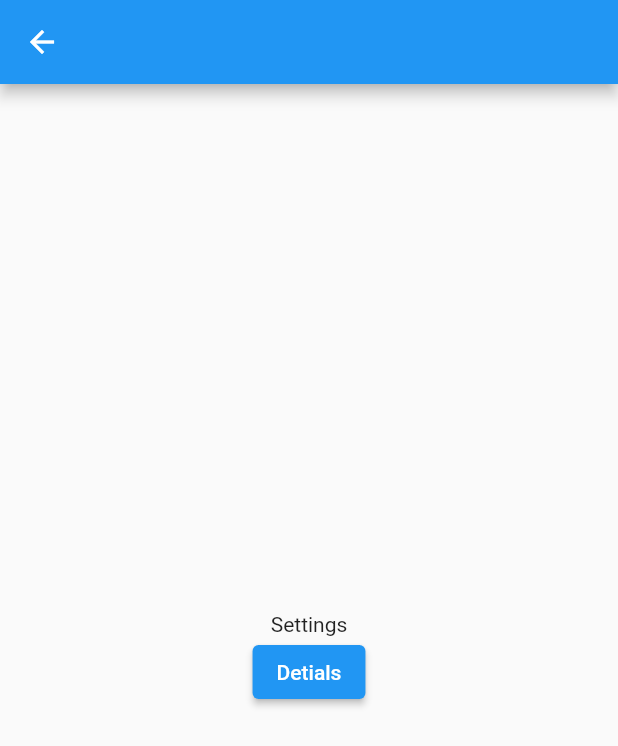
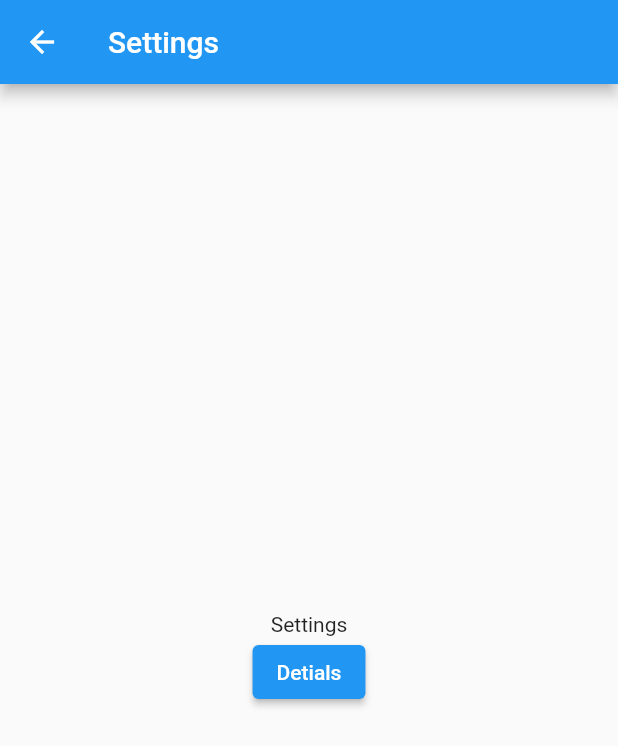
Before and after one commit to kaushalkdev/flutter_navigator_2.0, a Flutter app: the SettingsPage screen opened directly, on a phone screen of 412 x 824 dp. Shown: the top 746 px of the screen. Run offline on Flutter 3.47's test engine with Material 2 defaults, Android fonts, the phone set to English and light mode, and no system bars; our stand-ins replace bloc, flutter_bloc.

Commit message:
added settings appbar

```diff
--- a/lib/src/feature/settings/presentation/settings.dart
+++ b/lib/src/feature/settings/presentation/settings.dart
@@ -16,7 +16,9 @@ class _SettingsPageState extends State<SettingsPage> {
   @override
   Widget build(BuildContext context) {
     return Scaffold(
-      appBar: AppBar(),
+      appBar: AppBar(
+        title: Text("Settings"),
+      ),
       body: Center(
         child: Column(
           mainAxisAlignment: MainAxisAlignment.center,
```
